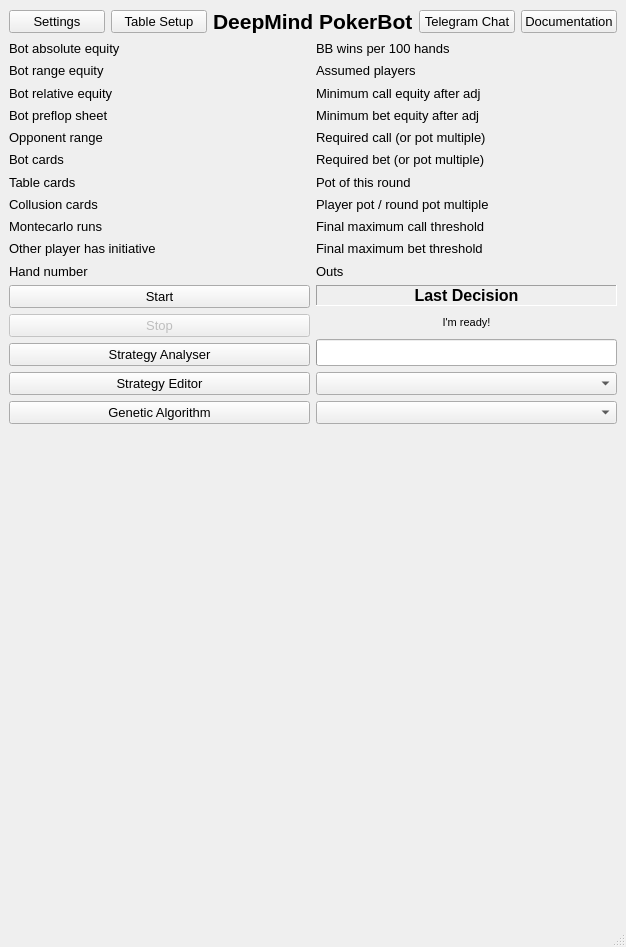
Qt form poker/gui/ui/main_form.ui (dickreuter/Poker) before a commit.
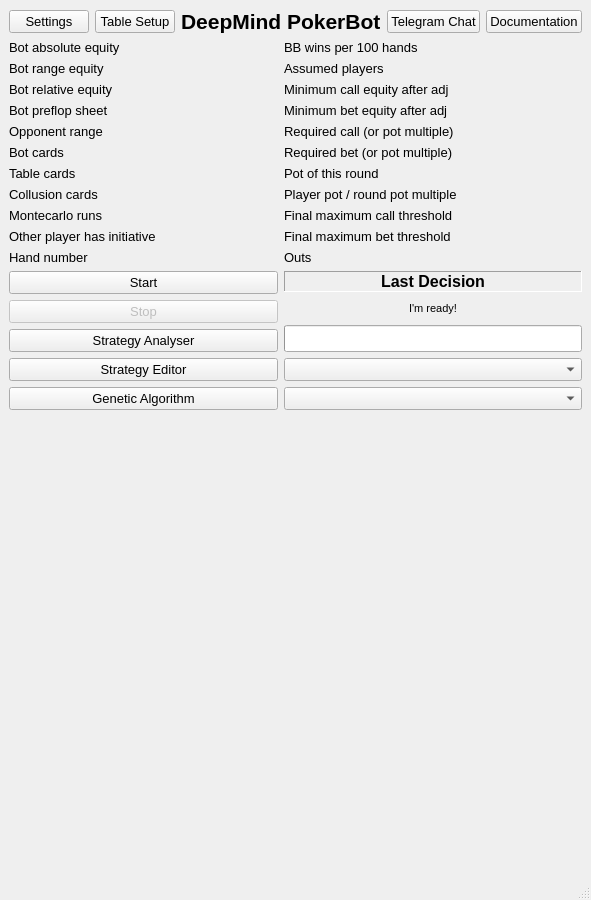
The same form after that commit.

Patch:
```diff
--- a/poker/gui/ui/main_form.ui
+++ b/poker/gui/ui/main_form.ui
@@ -2,21 +2,10 @@
 <ui version="4.0">
  <class>Pokerbot</class>
  <widget class="QMainWindow" name="Pokerbot">
-  <property name="enabled">
-   <bool>true</bool>
-  </property>
-  <property name="geometry">
-   <rect>
-    <x>0</x>
-    <y>0</y>
-    <width>626</width>
-    <height>947</height>
-   </rect>
-  </property>
-  <property name="baseSize">
+  <property name="minimumSize">
    <size>
-    <width>4</width>
-    <height>0</height>
+    <width>0</width>
+    <height>900</height>
    </size>
   </property>
   <property name="font">
@@ -27,9 +16,6 @@
   <property name="windowTitle">
    <string>Pokerbot</string>
   </property>
-  <property name="autoFillBackground">
-   <bool>true</bool>
-  </property>
   <widget class="QWidget" name="centralwidget">
    <property name="acceptDrops">
     <bool>false</bool>
```
Left out of the diff: 14 changed lines with no effect on the pictures.
